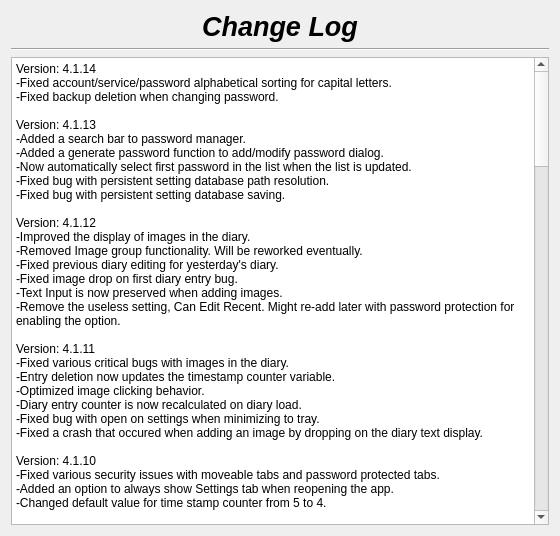
therealMaPMaKeR/MMDiary, file changelog.ui: the form before one commit.
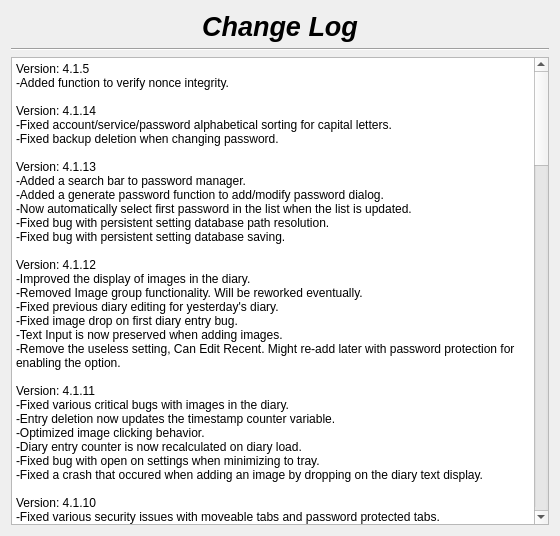
The form after the commit.

Commit message:
nonce integrity check impl
added a function to check if duplicate nonce exists.

The edit to the form file:
```diff
--- a/changelog.ui
+++ b/changelog.ui
@@ -55,6 +55,8 @@
 li.unchecked::marker { content: &quot;\2610&quot;; }
 li.checked::marker { content: &quot;\2612&quot;; }
 &lt;/style&gt;&lt;/head&gt;&lt;body style=&quot; font-family:'Segoe UI'; font-size:9pt; font-weight:400; font-style:normal;&quot;&gt;
+&lt;p style=&quot; margin-top:0px; margin-bottom:0px; margin-left:0px; margin-right:0px; -qt-block-indent:0; text-indent:0px;&quot;&gt;Version: 4.1.5&lt;br /&gt;-Added function to verify nonce integrity.&lt;/p&gt;
+&lt;p style=&quot;-qt-paragraph-type:empty; margin-top:0px; margin-bottom:0px; margin-left:0px; margin-right:0px; -qt-block-indent:0; text-indent:0px;&quot;&gt;&lt;br /&gt;&lt;/p&gt;
 &lt;p style=&quot; margin-top:0px; margin-bottom:0px; margin-left:0px; margin-right:0px; -qt-block-indent:0; text-indent:0px;&quot;&gt;Version: 4.1.14&lt;/p&gt;
 &lt;p style=&quot; margin-top:0px; margin-bottom:0px; margin-left:0px; margin-right:0px; -qt-block-indent:0; text-indent:0px;&quot;&gt;-Fixed account/service/password alphabetical sorting for capital letters.&lt;/p&gt;
 &lt;p style=&quot; margin-top:0px; margin-bottom:0px; margin-left:0px; margin-right:0px; -qt-block-indent:0; text-indent:0px;&quot;&gt;-Fixed backup deletion when changing password.&lt;/p&gt;
```
The commit also changes 7 other files.
